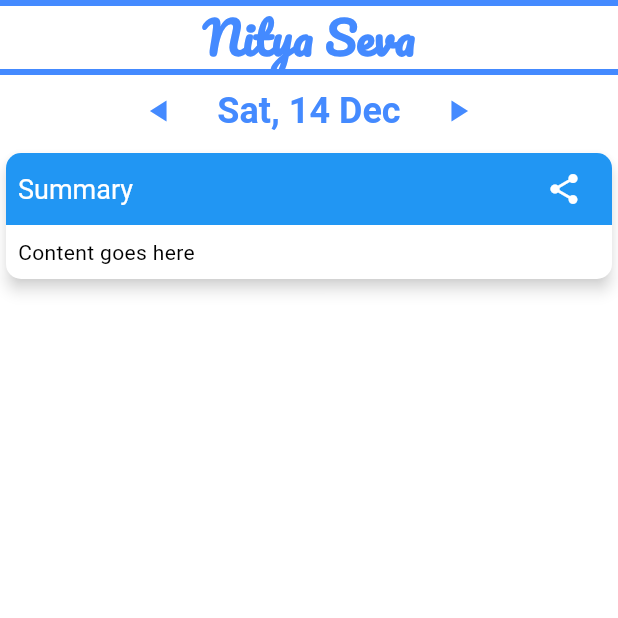
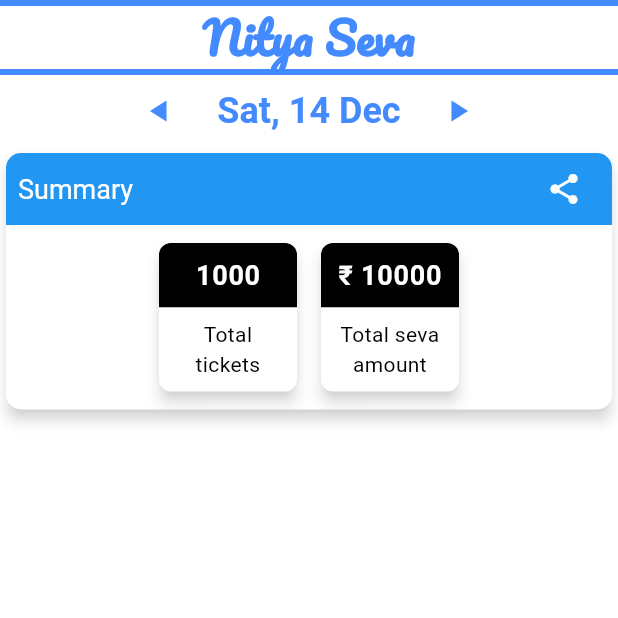
Before and after one commit to jayantadn/vkhillseva, a Flutter app: the screen it shows after launch, on a phone screen of 412 x 824 dp, the top half of it. Run offline on Flutter 3.47's test engine with Material 3 defaults, Android fonts, the phone set to English and light mode, and no system bars; our stand-ins replace firebase_core, google_fonts, synchronized; accounts and stored records are empty; Roboto replaces fonts that are missing (Mogra).

Commit message:
tiles for grand total

```diff
--- a/lib/common/theme.dart
+++ b/lib/common/theme.dart
@@ -42,7 +42,7 @@ ThemeData themeDefault = ThemeData(
 
   // Text Styles
   textTheme: TextTheme(
-    bodyLarge: TextStyle(color: textColor, fontSize: 16.0),
+    bodyLarge: TextStyle(color: textColor, fontSize: 18.0),
     bodyMedium: TextStyle(color: textColor, fontSize: 14.0),
     bodySmall: TextStyle(color: textColor, fontSize: 12.0),
     headlineLarge: GoogleFonts.mogra(
--- a/lib/nitya_seva/day_summary.dart
+++ b/lib/nitya_seva/day_summary.dart
@@ -37,6 +37,7 @@ class _DaySummaryState extends State<DaySummary> {
       child: Column(
         crossAxisAlignment: CrossAxisAlignment.start,
         children: [
+          // title bar
           Container(
             width: double.infinity, // Stretch to full width
             decoration: BoxDecoration(
@@ -47,15 +48,19 @@ class _DaySummaryState extends State<DaySummary> {
               ),
             ),
             padding: EdgeInsets.symmetric(vertical: 0.0, horizontal: 8.0),
+
             child: Row(
               mainAxisAlignment: MainAxisAlignment.spaceBetween,
               children: [
+                // Title Text
                 Text(
                   "Summary",
                   style: Theme.of(context).textTheme.headlineMedium?.copyWith(
                         color: Colors.white,
                       ),
                 ),
+
+                // Share Button
                 IconButton(
                   icon: Icon(Icons.share, color: Colors.white),
                   onPressed: () {
@@ -65,12 +70,110 @@ class _DaySummaryState extends State<DaySummary> {
               ],
             ),
           ),
+
+          // body
           Padding(
             padding: EdgeInsets.all(8.0),
             child: Column(
               children: [
-                // Add your remaining widgets here
-                Text("Content goes here"),
+                Row(
+                  mainAxisAlignment: MainAxisAlignment.center,
+                  children: [
+                    // total tickets sold
+                    SizedBox(
+                      width: 100, // Set the desired width
+                      child: Card(
+                        shape: RoundedRectangleBorder(
+                          borderRadius: BorderRadius.circular(
+                              8.0), // Set the border radius
+                        ),
+                        child: Column(
+                          children: [
+                            // total tickets
+                            ClipRRect(
+                              borderRadius: BorderRadius.vertical(
+                                  top: Radius.circular(8.0)),
+                              child: Container(
+                                color: Colors
+                                    .black, // Dark background for the top row
+                                width: double.infinity,
+                                padding: const EdgeInsets.all(8.0),
+                                child: Center(
+                                  child: Text('1000',
+                                      style: Theme.of(context)
+                                          .textTheme
+                                          .bodyLarge
+                                          ?.copyWith(
+                                            color: Colors.white,
+                                            fontWeight: FontWeight.bold,
+                                          )),
+                                ),
+                              ),
+                            ),
+
+                            // label
+                            Padding(
+                              padding: const EdgeInsets.all(8.0),
+                              child: Text(
+                                'Total tickets',
+                                textAlign: TextAlign.center, // Center the text
+                              ),
+                            ),
+                          ],
+                        ),
+                      ),
+                    ),
+
+                    SizedBox(width: 8), // Add some space between the cards
+
+                    // total amount
+                    SizedBox(
+                      width: 100, // Set the same width as the first card
+                      child: Card(
+                        shape: RoundedRectangleBorder(
+                          borderRadius: BorderRadius.circular(
+                              8.0), // Set the border radius
+                        ),
+                        child: Column(
+                          children: [
+                            // total amount
+                            ClipRRect(
+                              borderRadius: BorderRadius.vertical(
+                                  top: Radius.circular(8.0)),
+                              child: Container(
+                                color: Colors
+                                    .black, // Dark background for the top row
+                                width: double.infinity,
+                                padding: const EdgeInsets.all(8.0),
+                                child: Center(
+                                  child: Text(
+                                    '₹ 10000',
+                                    style: Theme.of(context)
+                                        .textTheme
+                                        .bodyLarge
+                                        ?.copyWith(
+                                          color: Colors.white,
+                                          fontWeight: FontWeight.bold,
+                                        ),
+                                  ),
+                                ),
+                              ),
+                            ),
+
+                            // text label
+                            Padding(
+                              padding: const EdgeInsets.all(8.0),
+                              child: Text(
+                                'Total seva amount',
+                                textAlign: TextAlign.center, // Center the text
+                              ),
+                            ),
+                          ],
+                        ),
+                      ),
+                    ),
+                  ],
+                ),
               ],
             ),
           ),
```
